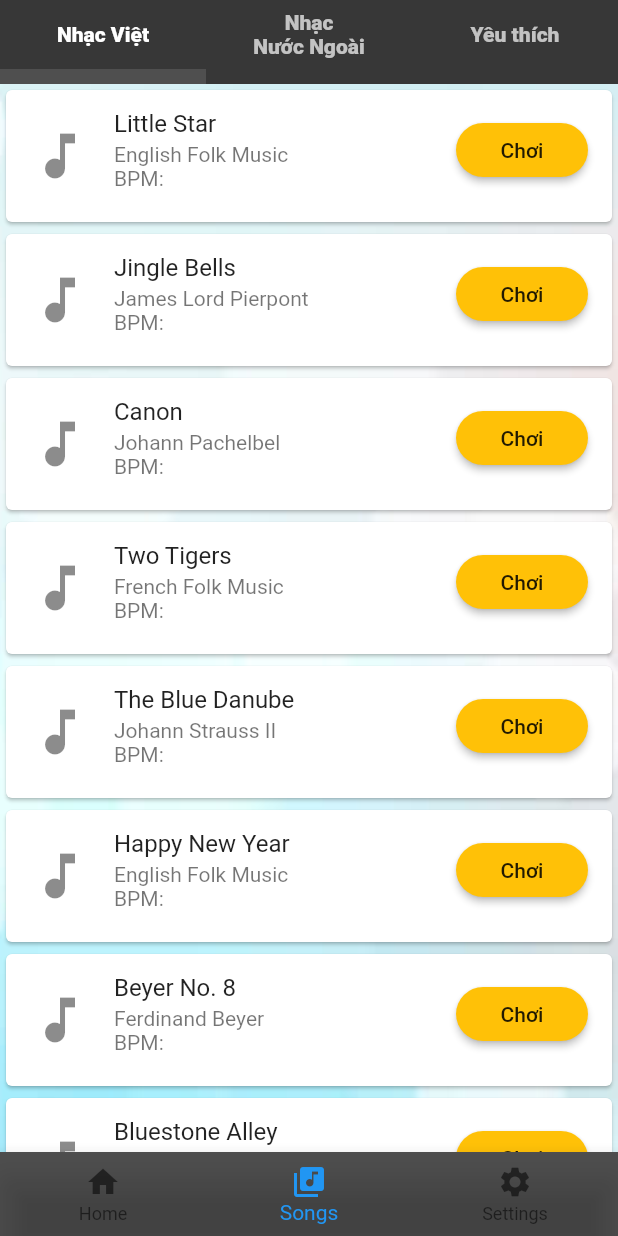
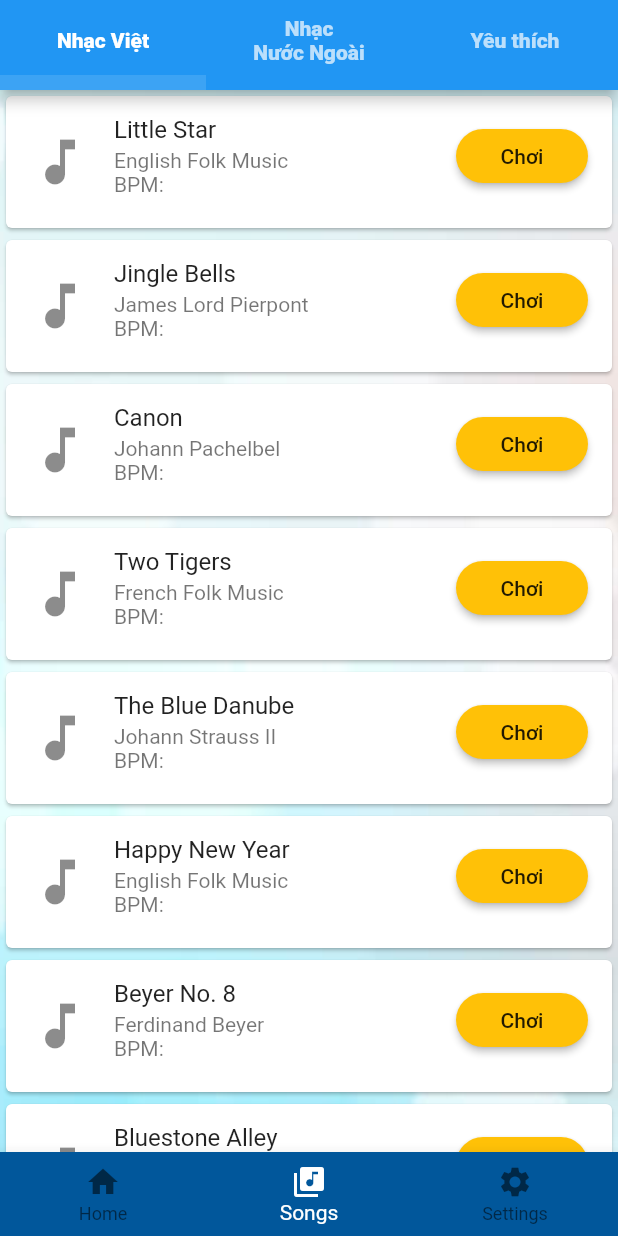
Before and after one commit to ngovanphat/QLDAPM-Project-PianoTile, a Flutter app: the screen it shows after launch, on a phone screen of 412 x 824 dp. Run offline on Flutter 3.47's test engine with Material 2 defaults, Android fonts, the phone set to English and light mode, and no system bars; our stand-ins replace audioplayers.

Commit message:
Commit #02 - Changes to menus

```diff
--- a/lib/views/music_list.dart
+++ b/lib/views/music_list.dart
@@ -1,5 +1,6 @@
+import 'dart:core';
+
 import 'package:flutter/material.dart';
-import 'package:flutter/foundation.dart';
 import 'package:flutter/services.dart';
 import 'package:piano_tile/views/home.dart';
 
@@ -22,7 +23,20 @@ class MusicList extends StatelessWidget {
         child:Scaffold(
             resizeToAvoidBottomInset: false,
             backgroundColor:  Color(0xFF373737),
-          appBar: TabBar(
+            appBar: PreferredSize(
+              preferredSize: Size.fromHeight(60.0), // here the desired height
+              child:AppBar(// bỏ comment để hiện thanh tài nguyên trên cùng màn hình
+                /*title:Row(
+                crossAxisAlignment: CrossAxisAlignment.start,
+                mainAxisAlignment: MainAxisAlignment.spaceBetween,
+                children: <Widget>[
+                  PointRowTop(context, 0, 'assets/images/one.png'),
+                  PointRowTop(context, 0, 'assets/images/heart.png'),
+                  PointRowTop(context, 0, 'assets/images/note.png'),
+                  PointRowTop(context, 0, 'assets/images/gems.png'),
+                ],
+              ),*/
+                bottom: TabBar(
                   labelStyle: TextStyle(
                     fontWeight: FontWeight.w900,
                   ),
@@ -45,6 +59,7 @@ class MusicList extends StatelessWidget {
                     ),),
                   ],
                 ),
+              ),),
             body: TabBarView(
               children: [
                 Container(
@@ -132,11 +147,11 @@ Widget songsListView(BuildContext context,tabIndex) {
         );
       },
     ),);
-
 }
 Widget bottomNav(BuildContext context) {
   return BottomNavigationBar(
-    backgroundColor: Colors.white12,
+    selectedItemColor: Colors.white,
+    backgroundColor: Colors.lightBlue[900],
     currentIndex: 1, // this will be set when a new tab is tapped
     items: [
       BottomNavigationBarItem(
@@ -170,3 +185,11 @@ List getSongs(tabIndex){
     Icons.music_note,Icons.music_note,Icons.music_note,Icons.music_note,Icons.music_note];
   return [titles,artists,icons];
 }
+class Song{
+  String id;
+  String name;
+  String bpm;
+  List<String> artists;
+  double difficulty;
+
+}
```
Lines whose indentation alone changed are shown as unchanged.
